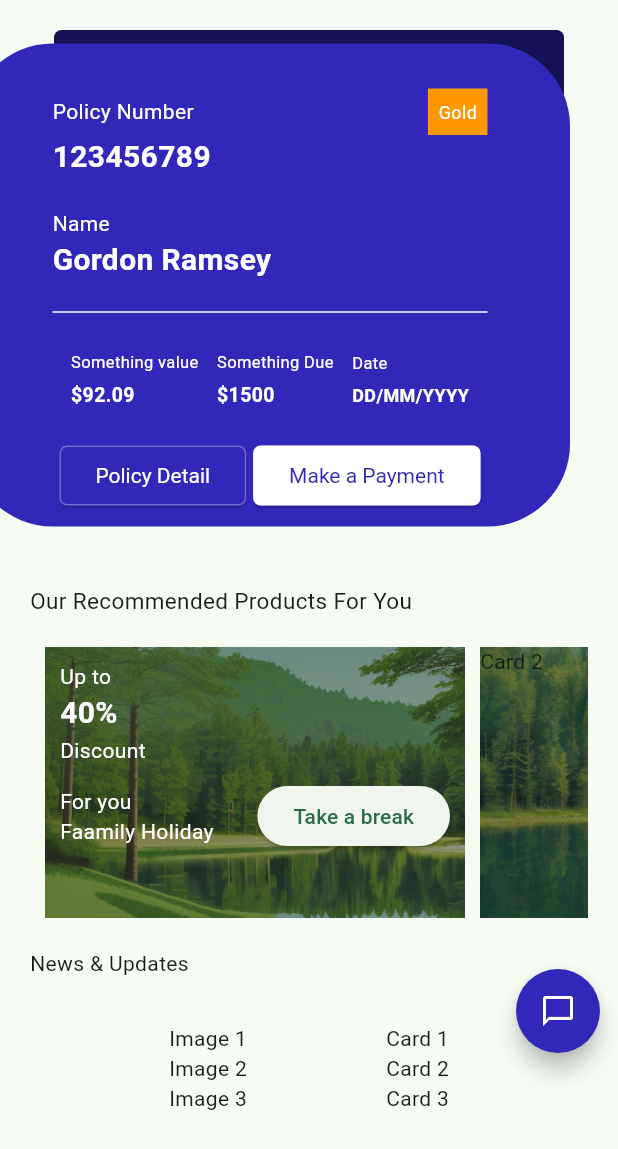
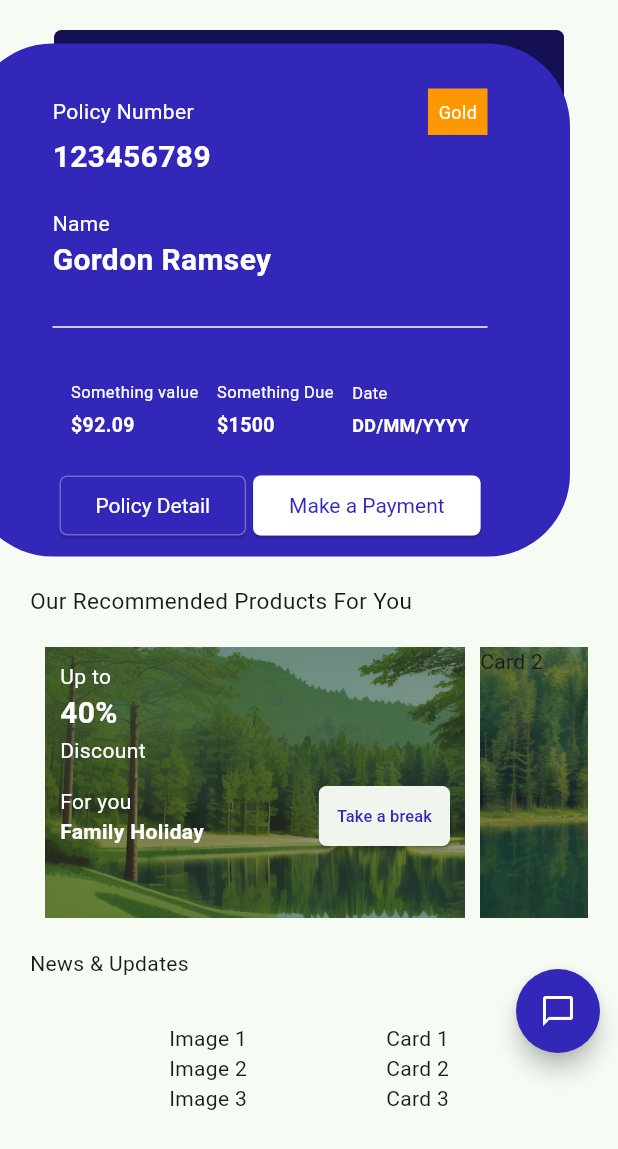
Before and after one commit to ninjaVr2/SendIN_Mobile, a Flutter app: the DashboardPage screen opened directly, on a phone screen of 412 x 824 dp. Shown: the top 1149 px of the screen. Run offline on Flutter 3.47's test engine with Material 2 defaults, Android fonts, the phone set to English and light mode, and no system bars; our stand-ins replace animated_splash_screen, page_transition.

Commit message:
update 8 files

```diff
--- a/lib/Screens/Home/Dashboard/Dashboard.dart
+++ b/lib/Screens/Home/Dashboard/Dashboard.dart
@@ -125,7 +125,7 @@ class _DashboardPageState extends State<DashboardPage> {
                                             )),
                                       Divider(
                                         color: Colors.white,
-                                        height: 40,
+                                        height: 60,
                                       ),
                                       Row(
                                         mainAxisAlignment: MainAxisAlignment.spaceEvenly,
@@ -339,14 +339,32 @@ class _DashboardPageState extends State<DashboardPage> {
                                           ),
                                           ),
                                            Text(
-                                          "Faamily Holiday",
+                                          "Family Holiday",
                                           style: TextStyle(
-                                            color: Colors.white
+                                            color: Colors.white,
+                                            fontWeight: FontWeight.bold
                                           ),
                                           )
                                       ],
                                     ),
-                                    ElevatedButton(onPressed: (){}, child: Text("Take a break"))
+                                    ElevatedButton(
+                                      onPressed: (){},
+                                      style: ElevatedButton.styleFrom(
+                                        shape: RoundedRectangleBorder(
+                                          borderRadius: BorderRadius.circular(5)
+                                        ),
+                                        padding: EdgeInsets.symmetric(
+                                          horizontal:12
+                                          )
+                                      ),
+                                      child: Text(
+                                        "Take a break",
+                                        style: TextStyle(
+                                          color: Color.fromARGB(255, 51, 39, 186),
+                                          fontSize: 11
+                                        ),
+                                      )
+                                      )
                                   ],
                                 )
                             ],
```
